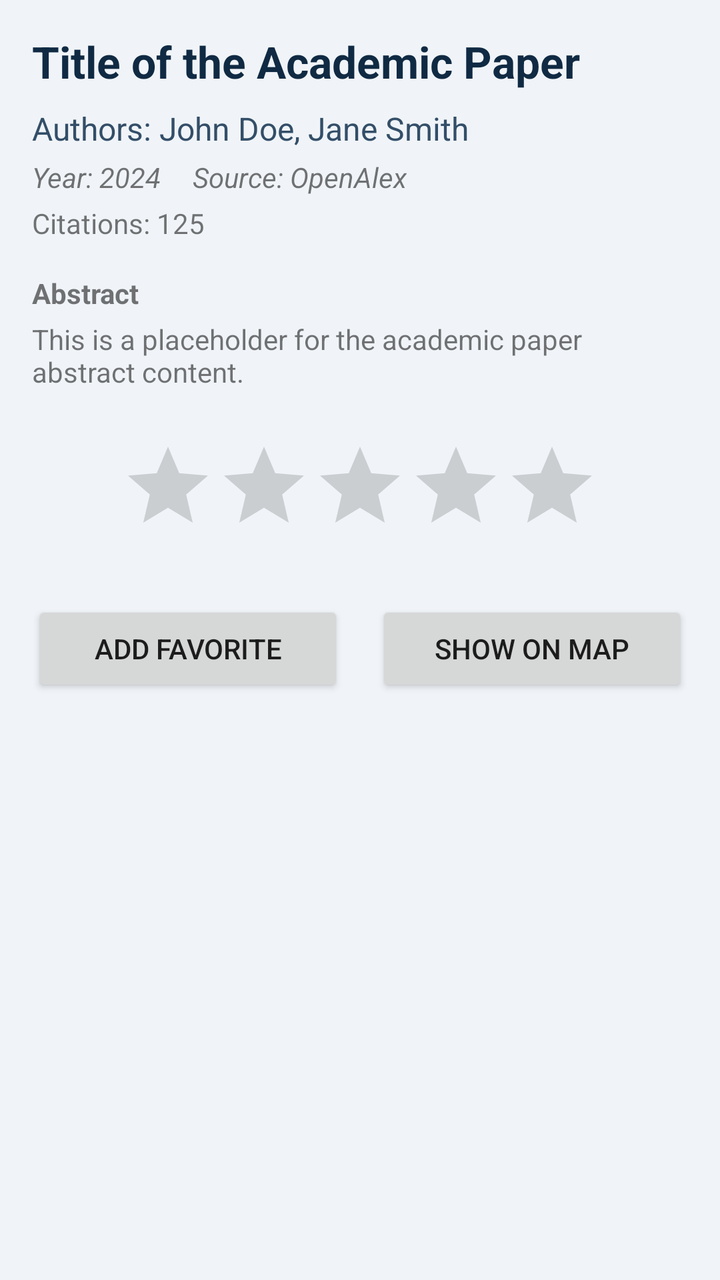
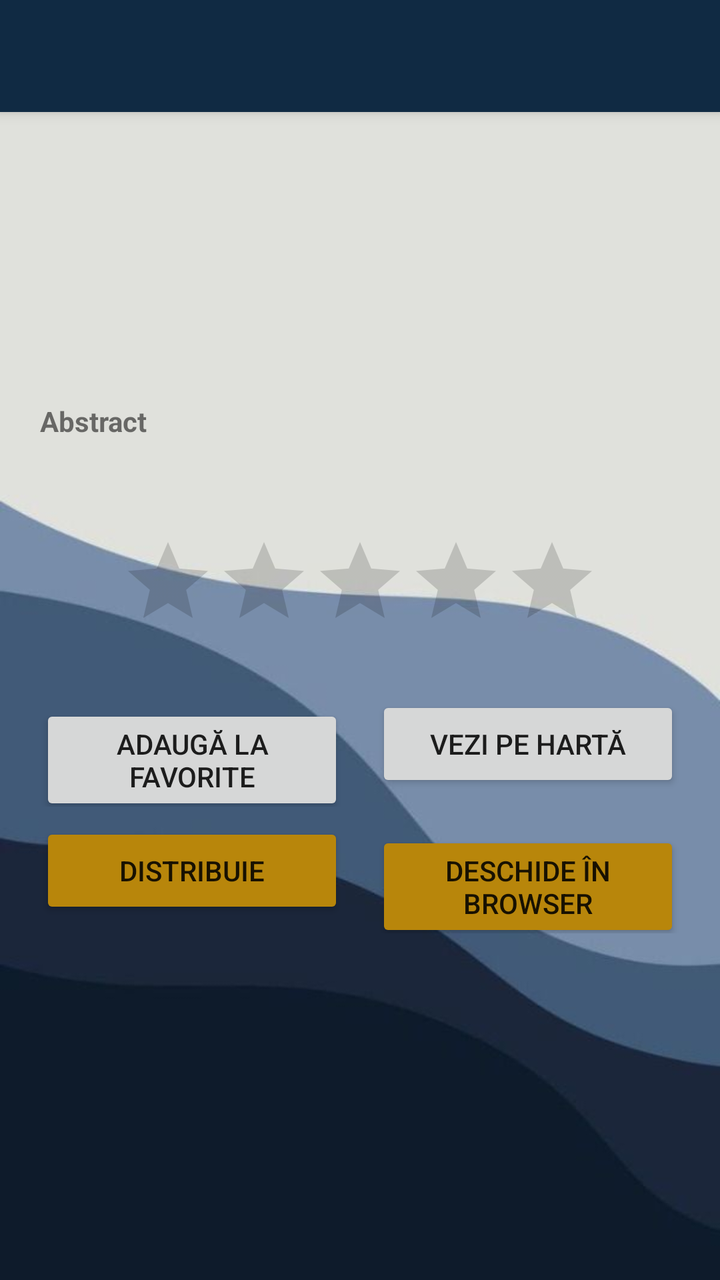

Screens rendered from an Android XML layout before and after an edit, with the pre-edit source and the edit as a unified diff.
<!-- AndroidManifest.xml: application theme Theme.MyApplication -->
<!-- res/layout/activity_paper_details.xml -->
<?xml version="1.0" encoding="utf-8"?>
<ScrollView xmlns:android="http://schemas.android.com/apk/res/android"
    android:layout_width="match_parent"
    android:layout_height="match_parent"
    android:background="@color/backgroundColor">

    <LinearLayout
        android:layout_width="match_parent"
        android:layout_height="wrap_content"
        android:orientation="vertical"
        android:padding="16dp">

        <TextView
            android:id="@+id/tvDetTitle"
            android:layout_width="match_parent"
            android:layout_height="wrap_content"
            android:text="Title of the Academic Paper"
            android:textSize="22sp"
            android:textStyle="bold"
            android:textColor="@color/colorPrimary"
            android:layout_marginBottom="8dp"/>

        <TextView
            android:id="@+id/tvDetAuthors"
            android:layout_width="match_parent"
            android:layout_height="wrap_content"
            android:text="Authors: John Doe, Jane Smith"
            android:textSize="16sp"
            android:textColor="@color/textColorSecondary"
            android:layout_marginBottom="4dp"/>

        <LinearLayout
            android:layout_width="match_parent"
            android:layout_height="wrap_content"
            android:orientation="horizontal"
            android:layout_marginBottom="4dp">

            <TextView
                android:id="@+id/tvDetYear"
                android:layout_width="wrap_content"
                android:layout_height="wrap_content"
                android:text="Year: 2024"
                android:textStyle="italic"/>

            <TextView
                android:id="@+id/tvDetSource"
                android:layout_width="wrap_content"
                android:layout_height="wrap_content"
                android:text="Source: OpenAlex"
                android:layout_marginStart="16dp"
                android:textStyle="italic"/>
        </LinearLayout>

        <TextView
            android:id="@+id/tvDetCitations"
            android:layout_width="wrap_content"
            android:layout_height="wrap_content"
            android:text="Citations: 125"
            android:layout_marginBottom="16dp"/>

        <TextView
            android:layout_width="wrap_content"
            android:layout_height="wrap_content"
            android:text="Abstract"
            android:textStyle="bold"
            android:layout_marginBottom="4dp"/>

        <TextView
            android:id="@+id/tvDetAbstract"
            android:layout_width="match_parent"
            android:layout_height="wrap_content"
            android:text="This is a placeholder for the academic paper abstract content."
            android:layout_marginBottom="24dp"/>

        <RatingBar
            android:id="@+id/rbPaperRating"
            android:layout_width="wrap_content"
            android:layout_height="wrap_content"
            android:numStars="5"
            android:stepSize="1.0"
            android:layout_gravity="center_horizontal"
            android:layout_marginBottom="24dp"/>

        <LinearLayout
            android:layout_width="match_parent"
            android:layout_height="wrap_content"
            android:orientation="horizontal">

            <Button
                android:id="@+id/btnFavorite"
                android:layout_width="0dp"
                android:layout_height="wrap_content"
                android:layout_weight="1"
                android:text="Add Favorite"
                android:layout_marginEnd="8dp"/>

            <Button
                android:id="@+id/btnShowOnMap"
                android:layout_width="0dp"
                android:layout_height="wrap_content"
                android:layout_weight="1"
                android:text="Show on Map"
                android:layout_marginStart="8dp"/>
        </LinearLayout>

    </LinearLayout>
</ScrollView>
<!-- resources referenced by this layout -->
<resources>
  <color name="backgroundColor">@color/bg_academic</color>
  <color name="colorPrimary">@color/navy_primary</color>
  <color name="textColorSecondary">@color/text_body</color>
  <style name="Theme.MyApplication" parent="Base.Theme.MyApplication" />
  <color name="bg_academic">#F0F4F8</color>
  <color name="navy_primary">#102A43</color>
  <color name="text_body">#334E68</color>
  <style name="Base.Theme.MyApplication" parent="Theme.AppCompat.Light.NoActionBar">
          
          <item name="colorPrimary">@color/colorPrimary</item>
          <item name="colorPrimaryDark">@color/colorPrimaryDark</item>
          <item name="colorAccent">@color/colorAccent</item>
          <item name="android:windowAnimationStyle">@style/WindowAnimationTransition</item>
      </style>
  <color name="colorPrimaryDark">@color/navy_dark</color>
  <color name="colorAccent">@color/gold_accent</color>
  <style name="WindowAnimationTransition">
          <item name="android:windowEnterAnimation">@android:anim/fade_in</item>
          <item name="android:windowExitAnimation">@android:anim/fade_out</item>
      </style>
  <color name="navy_dark">#000000</color>
  <color name="gold_accent">#B8860B</color>
</resources>

<!-- the commit's change to res/layout/activity_paper_details.xml (unified diff, before → after) -->
@@ -1,107 +1,152 @@
 <?xml version="1.0" encoding="utf-8"?>
-<ScrollView xmlns:android="http://schemas.android.com/apk/res/android"
+<LinearLayout xmlns:android="http://schemas.android.com/apk/res/android"
     android:layout_width="match_parent"
     android:layout_height="match_parent"
-    android:background="@color/backgroundColor">
+    android:orientation="vertical"
+    android:fitsSystemWindows="true"
+    android:background="@drawable/app_background">
 
-    <LinearLayout
+    <include layout="@layout/toolbar_main" />
+
+    <ScrollView
         android:layout_width="match_parent"
-        android:layout_height="wrap_content"
-        android:orientation="vertical"
-        android:padding="16dp">
-
-        <TextView
-            android:id="@+id/tvDetTitle"
-            android:layout_width="match_parent"
-            android:layout_height="wrap_content"
-            android:text="Title of the Academic Paper"
-            android:textSize="22sp"
-            android:textStyle="bold"
-            android:textColor="@color/colorPrimary"
-            android:layout_marginBottom="8dp"/>
-
-        <TextView
-            android:id="@+id/tvDetAuthors"
-            android:layout_width="match_parent"
-            android:layout_height="wrap_content"
-            android:text="Authors: John Doe, Jane Smith"
-            android:textSize="16sp"
-            android:textColor="@color/textColorSecondary"
-            android:layout_marginBottom="4dp"/>
+        android:layout_height="match_parent"
+        android:fillViewport="true">
 
         <LinearLayout
             android:layout_width="match_parent"
             android:layout_height="wrap_content"
-            android:orientation="horizontal"
-            android:layout_marginBottom="4dp">
+            android:orientation="vertical"
+            android:padding="20dp"
+            android:background="@color/details_overlay"> 
 
             <TextView
-                android:id="@+id/tvDetYear"
+                android:id="@+id/tvDetTitle"
+                android:layout_width="match_parent"
+                android:layout_height="wrap_content"
+                android:textSize="22sp"
+                android:textStyle="bold"
+                android:textColor="@color/navy_primary"
+                android:shadowColor="#40000000"
+                android:shadowDx="1"
+                android:shadowDy="1"
+                android:shadowRadius="1"
+                android:layout_marginBottom="12dp"/>
+
+            <TextView
+                android:id="@+id/tvDetAuthors"
+                android:layout_width="match_parent"
+                android:layout_height="wrap_content"
+                android:textSize="16sp"
+                android:textColor="@color/textColorSecondary"
+                android:layout_marginBottom="4dp"/>
+
+            <LinearLayout
+                android:layout_width="match_parent"
+                android:layout_height="wrap_content"
+                android:orientation="horizontal"
+                android:layout_marginBottom="4dp">
+
+                <TextView
+                    android:id="@+id/tvDetYear"
+                    android:layout_width="wrap_content"
+                    android:layout_height="wrap_content"
+                    android:textStyle="italic"/>
+
+                <TextView
+                    android:id="@+id/tvDetSource"
+                    android:layout_width="wrap_content"
+                    android:layout_height="wrap_content"
+                    android:layout_marginStart="16dp"
+                    android:textStyle="italic"/>
+            </LinearLayout>
+
+            <TextView
+                android:id="@+id/tvDetCitations"
                 android:layout_width="wrap_content"
                 android:layout_height="wrap_content"
-                android:text="Year: 2024"
-                android:textStyle="italic"/>
+                android:layout_marginBottom="16dp"/>
 
             <TextView
-                android:id="@+id/tvDetSource"
                 android:layout_width="wrap_content"
                 android:layout_height="wrap_content"
-                android:text="Source: OpenAlex"
-                android:layout_marginStart="16dp"
-                android:textStyle="italic"/>
+                android:text="@string/label_abstract"
+                android:textStyle="bold"
+                android:layout_marginBottom="4dp"/>
+
+            <TextView
+                android:id="@+id/tvDetAbstract"
+                android:layout_width="match_parent"
+                android:layout_height="wrap_content"
+                android:layout_marginBottom="24dp"/>
+
+            <RatingBar
+                android:id="@+id/rbPaperRating"
+                android:layout_width="wrap_content"
+                android:layout_height="wrap_content"
+                android:numStars="5"
+                android:stepSize="1.0"
+                android:layout_gravity="center_horizontal"
+                android:layout_marginBottom="24dp"/>
+
+            <LinearLayout
+                android:layout_width="match_parent"
+                android:layout_height="wrap_content"
+                android:orientation="horizontal"
+                android:layout_marginBottom="8dp">
+
+                <Button
+                    android:id="@+id/btnFavorite"
+                    android:layout_width="0dp"
+                    android:layout_height="wrap_content"
+                    android:layout_weight="1"
+                    android:text="@string/btn_add_favorite"
+                    android:layout_marginEnd="8dp"/>
+
+                <Button
+                    android:id="@+id/btnShowOnMap"
+                    android:layout_width="0dp"
+                    android:layout_height="wrap_content"
+                    android:layout_weight="1"
+                    android:text="@string/btn_show_on_map"
+                    android:layout_marginStart="8dp"/>
+            </LinearLayout>
+
+            <LinearLayout
+                android:layout_width="match_parent"
+                android:layout_height="wrap_content"
+                android:orientation="horizontal">
+
+                <Button
+                    android:id="@+id/btnSharePaper"
+                    android:layout_width="0dp"
+                    android:layout_height="wrap_content"
+                    android:layout_weight="1"
+                    android:text="@string/share"
+                    android:layout_marginEnd="8dp"
+                    android:backgroundTint="@color/colorAccent"/>
+
+                <Button
+                    android:id="@+id/btnOpenWeb"
+                    android:layout_width="0dp"
+                    android:layout_height="wrap_content"
+                    android:layout_weight="1"
+                    android:text="@string/open_web"
+                    android:layout_marginStart="8dp"
+                    android:backgroundTint="@color/colorAccent"/>
+            </LinearLayout>
+
         </LinearLayout>
-
-        <TextView
-            android:id="@+id/tvDetCitations"
-            android:layout_width="wrap_content"
-            android:layout_height="wrap_content"
-            android:text="Citations: 125"
-            android:layout_marginBottom="16dp"/>
-
-        <TextView
-            android:layout_width="wrap_content"
-            android:layout_height="wrap_content"
-            android:text="Abstract"
-            android:textStyle="bold"
-            android:layout_marginBottom="4dp"/>
-
-        <TextView
-            android:id="@+id/tvDetAbstract"
-            android:layout_width="match_parent"
-            android:layout_height="wrap_content"
-            android:text="This is a placeholder for the academic paper abstract content."
-            android:layout_marginBottom="24dp"/>
-
-        <RatingBar
-            android:id="@+id/rbPaperRating"
-            android:layout_width="wrap_content"
-            android:layout_height="wrap_content"
-            android:numStars="5"
-            android:stepSize="1.0"
-            android:layout_gravity="center_horizontal"
-            android:layout_marginBottom="24dp"/>
-
-        <LinearLayout
-            android:layout_width="match_parent"
-            android:layout_height="wrap_content"
-            android:orientation="horizontal">
-
-            <Button
-                android:id="@+id/btnFavorite"
-                android:layout_width="0dp"
-                android:layout_height="wrap_content"
-                android:layout_weight="1"
-                android:text="Add Favorite"
-                android:layout_marginEnd="8dp"/>
-
-            <Button
-                android:id="@+id/btnShowOnMap"
-                android:layout_width="0dp"
-                android:layout_height="wrap_content"
-                android:layout_weight="1"
-                android:text="Show on Map"
-                android:layout_marginStart="8dp"/>
-        </LinearLayout>
-
-    </LinearLayout>
-</ScrollView>
+    </ScrollView>
+</LinearLayout>
+<!-- res/layout/toolbar_main.xml (included above) -->
+<?xml version="1.0" encoding="utf-8"?>
+<androidx.appcompat.widget.Toolbar xmlns:android="http://schemas.android.com/apk/res/android"
+    xmlns:app="http://schemas.android.com/apk/res-auto"
+    android:id="@+id/toolbar"
+    android:layout_width="match_parent"
+    android:layout_height="?attr/actionBarSize"
+    android:background="?attr/colorPrimary"
+    android:elevation="4dp"
+    android:theme="@style/ThemeOverlay.AppCompat.Dark.ActionBar"
+    app:popupTheme="@style/ThemeOverlay.AppCompat.Light" />
<!-- resource entries referenced after the edit -->
@@ -1,10 +1,14 @@
 <!-- resources referenced by this layout -->
 <resources>
-  <color name="backgroundColor">@color/bg_academic</color>
   <color name="colorPrimary">@color/navy_primary</color>
   <color name="textColorSecondary">@color/text_body</color>
+  <!-- drawable app_background: jpg bitmap (drawable, 11839 bytes) -->
+  <string name="btn_add_favorite">Adaugă la Favorite</string>
+  <string name="btn_show_on_map">Vezi pe hartă</string>
+  <string name="label_abstract">Abstract</string>
+  <string name="open_web">Deschide în browser</string>
+  <string name="share">Distribuie</string>
   <style name="Theme.MyApplication" parent="Base.Theme.MyApplication" />
-  <color name="bg_academic">#F0F4F8</color>
   <color name="navy_primary">#102A43</color>
   <color name="text_body">#334E68</color>
   <style name="Base.Theme.MyApplication" parent="Theme.AppCompat.Light.NoActionBar">
